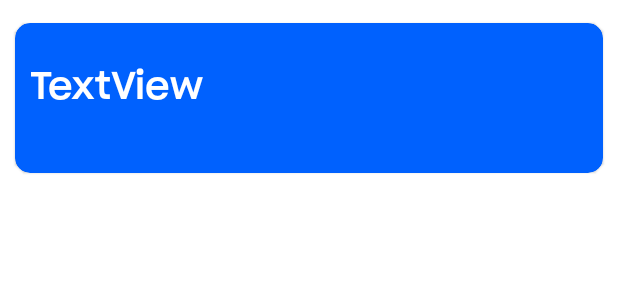
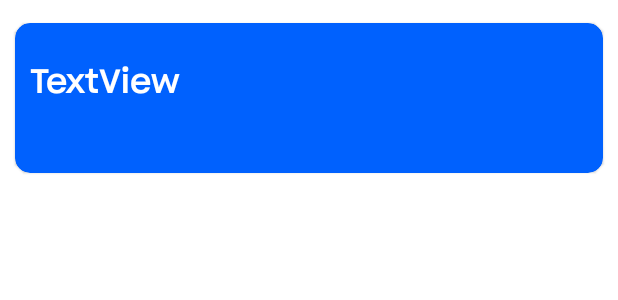
Before and after one commit to itsnitish22/Sign-Ease, an Android app: the layout itemtemplate.xml on its own in the app's theme, with its tools: preview values and no code run, on a phone screen of 412 x 824 dp. Shown: the top 300 px of the screen. Run offline under Robolectric (Android 15) with nearby library versions, the phone set to English and light mode, and no system bars; network calls fail.

Commit message:
my code works, and i've no idea why! issue 1, 2 sorted

```diff
--- a/app/src/main/java/com/teamdefine/signease/templates/TemplateFragment.kt
+++ b/app/src/main/java/com/teamdefine/signease/templates/TemplateFragment.kt
@@ -65,6 +65,7 @@ class TemplateFragment : Fragment() {
 
     //after getting templates, adding those to array list so as to send to recycler view
     private fun addDataToArrayList(template: Templates?) {
+        templateList.clear()
         val templates = template?.templates
         if (templates != null) {
             for (i in templates) {
@@ -86,7 +87,7 @@ class TemplateFragment : Fragment() {
                 }
             })
         binding.recyclerView.adapter = adapter
-        binding.recyclerView.layoutManager = LinearLayoutManager(requireContext())
+        binding.recyclerView.layoutManager = LinearLayoutManager(activity)
     }
 
     fun getCalendar(requireContext: Context): String {    //get calendar function to pick a date
@@ -114,7 +115,6 @@ class TemplateFragment : Fragment() {
     }
 
     private fun requestBody() {     //Creating the request body for Post request
-
         val template_ids = arrayListOf(templateSelected.template_id)
         val subject = templateSelected.title
         val message = "Kindly review and approve my Duty Leave application."
@@ -135,5 +135,6 @@ class TemplateFragment : Fragment() {
                 document
             )
         )
+        activity?.fragmentManager?.popBackStack();
     }
 }
--- a/app/src/main/res/layout/itemtemplate.xml
+++ b/app/src/main/res/layout/itemtemplate.xml
@@ -22,25 +22,26 @@
 
         <TextView
             android:id="@+id/textView2"
-            android:layout_width="match_parent"
+            android:layout_width="wrap_content"
             android:layout_height="wrap_content"
             android:layout_marginStart="10dp"
             android:layout_marginTop="20dp"
+            android:layout_marginEnd="10dp"
+            android:ellipsize="end"
             android:fontFamily="@font/sharp_grotesk_medium20"
             android:gravity="center_vertical"
+            android:maxLines="1"
             android:text="TextView"
             android:textColor="@color/white"
-            android:textSize="25sp" />
+            android:textSize="22sp" />
 
         <TextView
             android:id="@+id/templateDate"
             android:layout_width="match_parent"
             android:layout_height="wrap_content"
-
             android:layout_marginStart="10dp"
+            android:layout_marginEnd="10dp"
             android:fontFamily="@font/sharp_grotesk_light20"
-            android:textColor="@color/white"
-
-            />
+            android:textColor="@color/white" />
     </LinearLayout>
 </com.google.android.material.card.MaterialCardView>
```
